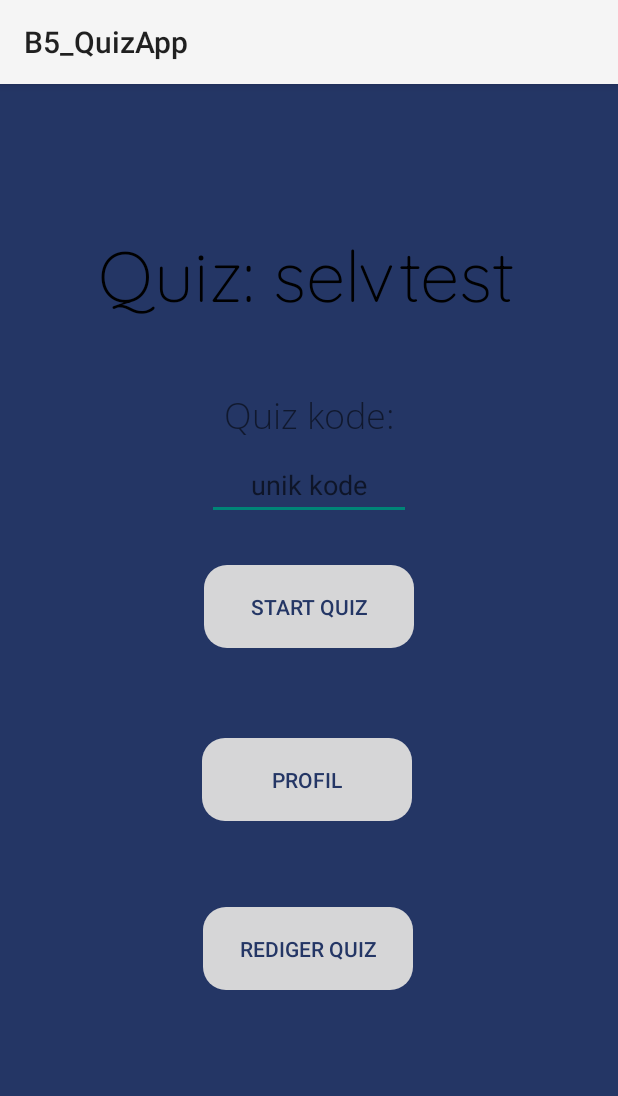
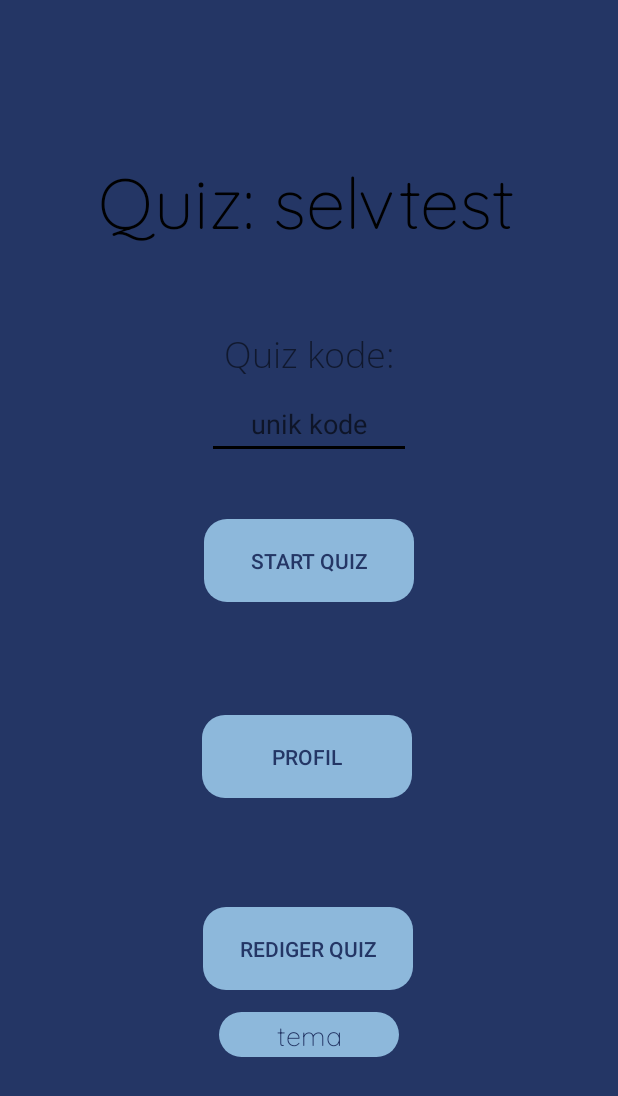
Before and after one commit to Fipzz/BrInt_QuizApp, an Android app: the Homepage_activity screen opened directly, with no data from a screen before it, on a phone screen of 412 x 824 dp. Shown: the top 1096 px of the screen. Run offline under Robolectric (Android 15) with nearby library versions, the phone set to English and light mode, and no system bars.

Commit message:
Can't get setThemes to work

```diff
--- a/app/src/main/AndroidManifest.xml
+++ b/app/src/main/AndroidManifest.xml
@@ -11,7 +11,7 @@
         android:label="@string/app_name"
         android:roundIcon="@mipmap/ic_launcher_round"
         android:supportsRtl="true"
-        android:theme="@style/AppTheme">
+        android:theme="@style/Theme.App.Blue">
         <activity android:name=".Db_test"></activity>
         <activity android:name=".MainScreen_login_activity">
             <intent-filter>
--- a/app/src/main/java/com/example/brint_quizapp/Homepage_activity.java
+++ b/app/src/main/java/com/example/brint_quizapp/Homepage_activity.java
@@ -13,7 +13,7 @@ public class Homepage_activity extends AppCompatActivity implements View.OnClick
 
     //TODO rediger quiz skal ændres til "Mine Quizzer" og skal føre til quiz oversigt
 
-    Button quiz, profile, edit;
+    Button quiz, profile, edit, theme;
     EditText quiz_code;
     Toast toast;
 
@@ -32,6 +32,9 @@ public class Homepage_activity extends AppCompatActivity implements View.OnClick
         edit.setOnClickListener(this);
 
         quiz_code = (EditText) findViewById(R.id.unikkode);
+
+        theme = findViewById(R.id.tema);
+        theme.setOnClickListener(this);
 
 
         toast = Toast.makeText(getApplicationContext(),
@@ -65,6 +68,9 @@ public class Homepage_activity extends AppCompatActivity implements View.OnClick
             startActivity(new Intent(Homepage_activity.this, editQuiz.class));
 
 
+        } else if(theme.getId() == v.getId()){
+            setTheme(R.style.Theme_App_Purple);
+
         }
 
     }
--- a/app/src/main/java/com/example/brint_quizapp/Question.java
+++ b/app/src/main/java/com/example/brint_quizapp/Question.java
@@ -206,7 +206,7 @@ public class Question extends AppCompatActivity implements View.OnClickListener
     private void resetButton(Button a){
 
         a.setEnabled(true);
-        a.setBackgroundTintList(ContextCompat.getColorStateList(getApplicationContext(), R.color.buttonNormal));
+        a.setBackgroundTintList(ContextCompat.getColorStateList(getApplicationContext(), R.color.blueButtonNormal));
         a.setBackground(getDrawable(R.drawable.log_in));
 
     }
--- a/app/src/main/res/layout/correct_activity_layout.xml
+++ b/app/src/main/res/layout/correct_activity_layout.xml
@@ -50,7 +50,7 @@
         android:layout_height="53dp"
         android:layout_marginTop="380dp"
         android:background="@drawable/log_in"
-        android:backgroundTint="@color/buttonNormal"
+        android:backgroundTint="@color/blueButtonNormal"
         android:shadowColor="#000000"
         android:shadowDx="0"
         android:shadowDy="0"
--- a/app/src/main/res/layout/homepage_activity_layout.xml
+++ b/app/src/main/res/layout/homepage_activity_layout.xml
@@ -5,7 +5,8 @@
     android:id="@+id/student_log"
     android:layout_width="fill_parent"
     android:layout_height="fill_parent"
-    android:background="#243665">
+    android:background="@color/blueBackground"
+    android:theme="@style/Theme.App.Blue">
 
     <!-- Quizz code tekst -->
     <TextView
@@ -34,6 +35,7 @@
         android:text="@string/name"
         android:textAppearance="@style/name"
         android:textSize="47sp"
+        android:textColor="?attr/colorPrimary"
         app:layout_constraintBottom_toBottomOf="parent"
         app:layout_constraintEnd_toEndOf="parent"
         app:layout_constraintStart_toStartOf="parent"
@@ -61,7 +63,7 @@
         android:layout_width="140dp"
         android:layout_height="55dp"
         android:background="@drawable/log_in"
-        android:backgroundTint="@color/buttonNormal"
+        android:backgroundTint="@color/blueButtonNormal"
         android:text="Start quiz"
         android:textColor="#243665"
         android:textSize="14sp"
@@ -78,7 +80,7 @@
         android:layout_width="140dp"
         android:layout_height="55dp"
         android:background="@drawable/log_in"
-        android:backgroundTint="@color/buttonNormal"
+        android:backgroundTint="@color/blueButtonNormal"
         android:text="Profil"
         android:textColor="#243665"
         android:textSize="14sp"
@@ -97,7 +99,7 @@
         android:layout_height="55dp"
         android:layout_marginBottom="164dp"
         android:background="@drawable/log_in"
-        android:backgroundTint="@color/buttonNormal"
+        android:backgroundTint="@color/blueButtonNormal"
         android:text="Rediger quiz"
         android:textColor="#243665"
         android:textSize="14sp"
@@ -106,5 +108,22 @@
         app:layout_constraintHorizontal_bias="0.498"
         app:layout_constraintStart_toStartOf="parent" />
 
+    <Button
+        android:id="@+id/tema"
+        style="@style/Theme.App.Blue"
+        android:layout_width="120dp"
+        android:layout_height="30dp"
+        android:background="@drawable/log_in"
+        android:backgroundTint="@color/blueButtonNormal"
+        android:fontFamily="@font/quicksand_light"
+        android:text="tema"
+        android:textColor="@color/blueButtonText"
+        android:textSize="18sp"
+        app:layout_constraintBottom_toBottomOf="parent"
+        app:layout_constraintEnd_toEndOf="parent"
+        app:layout_constraintStart_toStartOf="parent"
+        app:layout_constraintTop_toTopOf="parent"
+        app:layout_constraintVertical_bias="0.85" />
+
 
 </androidx.constraintlayout.widget.ConstraintLayout>
--- a/app/src/main/res/layout/login_activity_layout.xml
+++ b/app/src/main/res/layout/login_activity_layout.xml
@@ -64,7 +64,7 @@
 
         android:textAppearance="@style/name"
         android:textColor="@color/white"
-        android:textColorHint="@color/secondary_text"
+        android:textColorHint="@color/white"
         android:textColorLink="@color/white"
         android:textSize="16sp"
         app:layout_constraintBottom_toBottomOf="@+id/rectangle"
@@ -99,7 +99,7 @@
         android:layout_width="95dp"
         android:layout_height="43dp"
         android:background="@drawable/log_in"
-        android:backgroundTint="@color/buttonNormal"
+        android:backgroundTint="@color/blueButtonNormal"
         android:text="Log ind"
         android:textColor="#243665"
         android:textSize="14sp"
--- a/app/src/main/res/layout/profile_activity_layout.xml
+++ b/app/src/main/res/layout/profile_activity_layout.xml
@@ -63,7 +63,7 @@
         android:layout_width="140dp"
         android:layout_height="55dp"
         android:background="@drawable/log_in"
-        android:backgroundTint="@color/buttonNormal"
+        android:backgroundTint="@color/blueButtonNormal"
         android:shadowColor="#000000"
         android:shadowDx="0"
         android:shadowDy="0"
--- a/app/src/main/res/layout/quiz_end_activity_layout.xml
+++ b/app/src/main/res/layout/quiz_end_activity_layout.xml
@@ -43,7 +43,7 @@
         android:layout_width="330dp"
         android:layout_height="70dp"
         android:background="@drawable/log_in"
-        android:backgroundTint="@color/buttonNormal"
+        android:backgroundTint="@color/blueButtonNormal"
         android:text="Tilføj Spørgsmål"
         android:textColor="#243665"
         android:textSize="20sp"
@@ -58,7 +58,7 @@
         android:layout_width="330dp"
         android:layout_height="70dp"
         android:background="@drawable/log_in"
-        android:backgroundTint="@color/buttonNormal"
+        android:backgroundTint="@color/blueButtonNormal"
         android:text="Gem quiz"
         android:textColor="#243665"
         android:textSize="20sp"
--- a/app/src/main/res/layout/quiz_menu_activity_layout.xml
+++ b/app/src/main/res/layout/quiz_menu_activity_layout.xml
@@ -96,7 +96,7 @@
         android:text="Tilføj Spørgsmål"
         android:textColor="#243665"
         android:textSize="20sp"
-        android:theme="@style/BlueTheme"
+        android:theme="@style/Theme.App.Blue"
         app:layout_constraintBottom_toBottomOf="parent"
         app:layout_constraintEnd_toEndOf="parent"
         app:layout_constraintStart_toStartOf="parent"
--- a/app/src/main/res/layout/result_activity_layout.xml
+++ b/app/src/main/res/layout/result_activity_layout.xml
@@ -114,7 +114,7 @@
         android:layout_width="330dp"
         android:layout_height="70dp"
         android:background="@drawable/log_in"
-        android:backgroundTint="@color/buttonNormal"
+        android:backgroundTint="@color/blueButtonNormal"
         android:text="Tilbage til Start"
         android:textColor="#243665"
         android:textSize="20sp"
--- /dev/null
+++ b/app/src/main/res/layout/settings.xml
@@ -0,0 +1,6 @@
+<?xml version="1.0" encoding="utf-8"?>
+<androidx.constraintlayout.widget.ConstraintLayout
+    xmlns:android="http://schemas.android.com/apk/res/android" android:layout_width="match_parent"
+    android:layout_height="match_parent">
+
+</androidx.constraintlayout.widget.ConstraintLayout>
--- a/app/src/main/res/layout/wrong_activity_layout.xml
+++ b/app/src/main/res/layout/wrong_activity_layout.xml
@@ -51,7 +51,7 @@
         android:layout_height="53dp"
         android:layout_marginTop="380dp"
         android:background="@drawable/log_in"
-        android:backgroundTint="@color/buttonNormal"
+        android:backgroundTint="@color/blueButtonNormal"
         android:shadowColor="#000000"
         android:shadowDx="0"
         android:shadowDy="0"
--- a/app/src/main/res/values/styles.xml
+++ b/app/src/main/res/values/styles.xml
@@ -1,31 +1,39 @@
 <resources>
 
     <!-- Base application theme. -->
-    <style name="BlueTheme" parent="Theme.AppCompat.Light.NoActionBar">
+
+    <style name="baseTheme" parent="Theme.AppCompat.Light.NoActionBar">
+        <item name="primaryButtonTheme">
+            @style/Widget.AppCompat.Button
+        </item>
+
+    </style>
+
+    <style name="Theme.App.Blue" parent="baseTheme">
 
         <!-- Customize your theme here. -->
-        <item name="colorPrimary">@color/colorPrimary</item>
-        <item name="blueBackgroundColor">@color/blueBackground</item>
+        <item name="colorPrimary">@color/colorPrimaryDark</item>
+        <item name="background">@color/blueBackground</item>
         <item name="colorAccent">@color/colorAccent</item>
-        <item name="blueTextColor">@color/bluePrimary_text</item>
-        <item name="blueButtonTextColor">@color/blueButtonText</item>
-        <item name="colorButtonNormal">@color/blueButtonNormal</item>
-        <item name="blueQuestionTextColor">@color/blueQuestionColor</item>
+        <item name="primaryTextColor">@color/bluePrimary_text</item>
+        <item name="buttonTextColor">@color/blueButtonText</item>
+        <item name="buttonNormalColor">@color/blueButtonNormal</item>
+        <item name="questionTextColor">@color/blueQuestionColor</item>
 
 
 
     </style>
 
-   <style name="PurpleTheme" parent="Theme.AppCompat.Light.NoActionBar">
+   <style name="Theme.App.Purple" parent="baseTheme">
 
        <!-- Customize your theme here. -->
-       <item name="colorPrimary">@color/colorPrimary</item>
-       <item name="purpleBackgroundColor">@color/purpleBackground</item>
+       <item name="colorPrimary">@color/colorPrimaryDark</item>
+       <item name="background">@color/purpleBackground</item>
        <item name="colorAccent">@color/colorAccent</item>
-       <item name="purpleTextColor">@color/purplePrimaryText</item>
-       <item name="purpleButtonTextColor">@color/purpleButtonText</item>
-       <item name="colorButtonNormal">@color/purpleButtonNormal</item>
-       <item name="purpleQuestionTextColor">@color/purpleQuestionColor</item>
+       <item name="primaryTextColor">@color/primaryText</item>
+       <item name="buttonTextColor">@color/purpleButtonText</item>
+       <item name="buttonNormalColor">@color/purpleButtonNormal</item>
+       <item name="questionTextColor">@color/purpleQuestionColor</item>
 
 
    </style>
```
Also changed, not shown: app/src/main/java/com/example/brint_quizapp/Settings.java (added, +10 -0 lines), app/src/main/res/layout/edit_question_activity_layout.xml (+4 -4 lines), app/src/main/res/layout/quiz_activity_layout.xml (+4 -4 lines), app/src/main/res/layout/quiz_list_activity_layout.xml (+9 -9 lines), app/src/main/res/values/attrs.xml (+10 -3 lines), app/src/main/res/values/colors.xml (+10 -4 lines).
